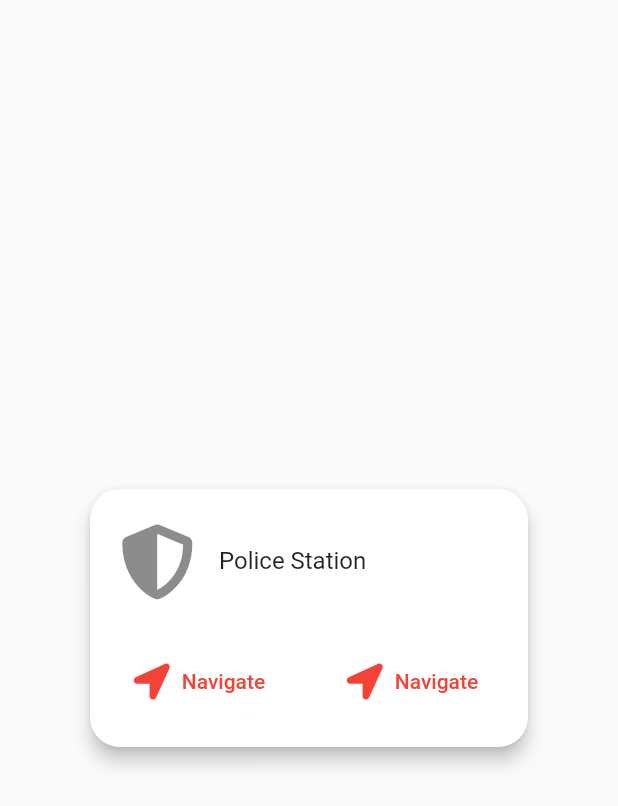
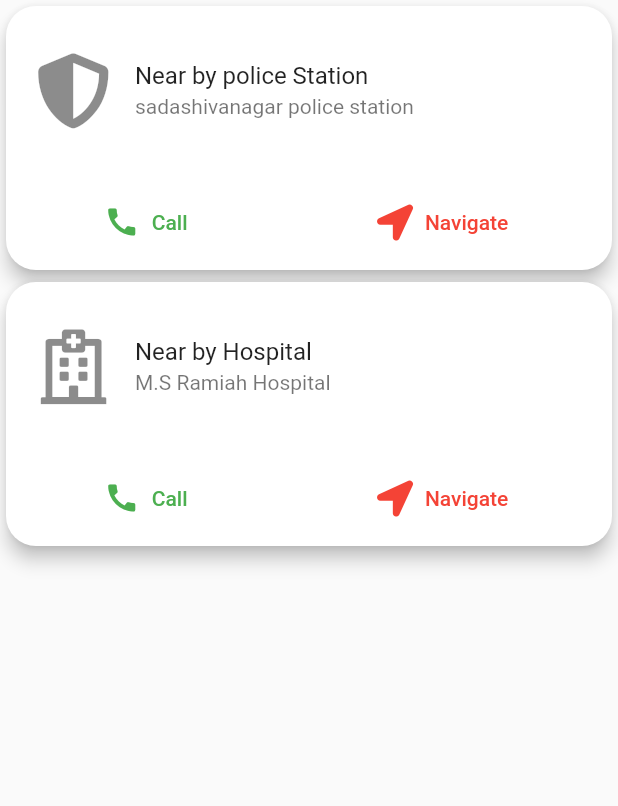
Before and after one commit to YashBagri4412/wasted_potential, a Flutter app: the CustomCard widget shown alone on an empty page, opened directly, on a phone screen of 412 x 824 dp. Shown: the top 806 px of the screen. Run offline on Flutter 3.47's test engine with Material 2 defaults, Android fonts, the phone set to English and light mode, and no system bars; our stand-ins replace font_awesome_flutter, geolocator, google_fonts, google_maps_flutter, sliding_up_panel; missing offline and left inert: flutter_config.

Commit message:
Modification to custom card

```diff
--- a/lib/widget/Bottom_panel.dart
+++ b/lib/widget/Bottom_panel.dart
@@ -1,4 +1,5 @@
 import 'package:flutter/material.dart';
+import 'package:savdhaan_app/widget/CustomCard.dart';
 
 class BottomPanel extends StatefulWidget {
   final ScrollController sc;
@@ -66,6 +67,7 @@ class _BottomPanelState extends State<BottomPanel> {
           SizedBox(
             height: 20,
           ),
+          CustomCard(),
         ],
       ),
     );
--- a/lib/widget/CustomCard.dart
+++ b/lib/widget/CustomCard.dart
@@ -1,13 +1,38 @@
 import 'package:flutter/material.dart';
 import 'package:font_awesome_flutter/font_awesome_flutter.dart';
 
-class CustomCard extends StatelessWidget {
+class CustomCard extends StatefulWidget {
+  @override
+  _CustomCardState createState() => _CustomCardState();
+}
+
+class _CustomCardState extends State<CustomCard> {
   @override
   Widget build(BuildContext context) {
-    return Center(
-      child: Container(
-        width: 300,
-        height: 180,
+    return Column(
+      children: [
+        buildContainer(
+          'Near by police Station',
+          Icon(
+            FontAwesomeIcons.shieldAlt,
+            size: 50,
+          ),
+          'sadashivanagar police station',
+        ),
+        buildContainer(
+            'Near by Hospital',
+            Icon(
+              FontAwesomeIcons.hospital,
+              size: 50,
+            ),
+            'M.S Ramiah Hospital'),
+      ],
+    );
+  }
+
+  Container buildContainer(String s, Icon icon, String sub) {
+    return Container(
+      width: double.infinity,
       child: Card(
         shape: RoundedRectangleBorder(
           borderRadius: BorderRadius.circular(20.0),
@@ -17,11 +42,9 @@ class CustomCard extends StatelessWidget {
           children: <Widget>[
             ListTile(
               contentPadding: const EdgeInsets.all(20),
-                leading: Icon(
-                  FontAwesomeIcons.shieldAlt,
-                  size: 50,
-                ),
-                title: Text('Police Station'),
+              leading: icon,
+              title: Text(s),
+              subtitle: Text(sub),
             ),
             ButtonBar(
               alignment: MainAxisAlignment.spaceAround,
@@ -29,12 +52,12 @@ class CustomCard extends StatelessWidget {
                 FlatButton.icon(
                   onPressed: () {},
                   icon: Icon(
-                      FontAwesomeIcons.locationArrow,
-                      color: Colors.red,
+                    Icons.call,
+                    color: Colors.green,
                   ),
                   label: Text(
-                      'Navigate',
-                      style: TextStyle(color: Colors.red),
+                    'Call',
+                    style: TextStyle(color: Colors.green),
                   ),
                 ),
                 FlatButton.icon(
@@ -53,7 +76,6 @@ class CustomCard extends StatelessWidget {
           ],
         ),
       ),
-      ),
     );
   }
 }
```
Lines whose indentation alone changed are shown as unchanged.
